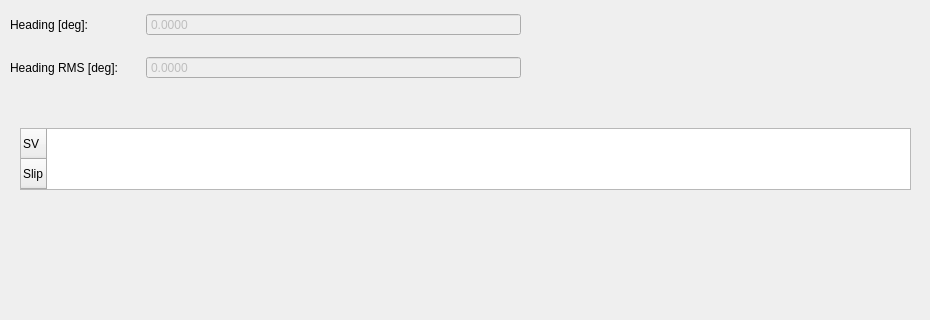
Before: the Qt Designer form src/lib/visualization/GAMSStatusTab.ui in jmaye/libposlv, drawn with Qt 5; both pictures show x 0 to 930 and y 182 to 502 of the 930 by 800 pixel window.
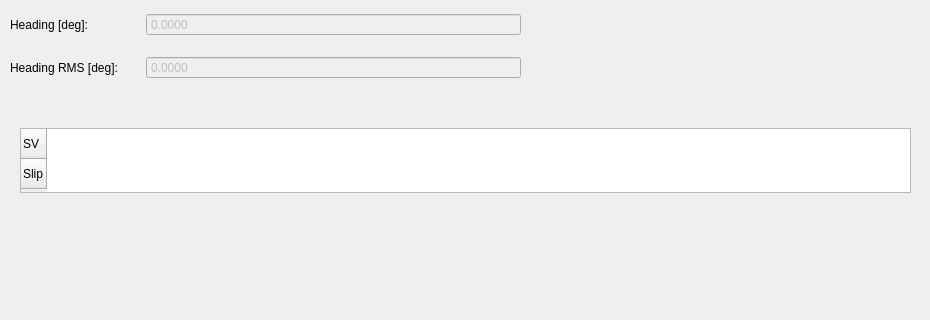
After: the same form once the commit is applied.

```diff
--- a/src/lib/visualization/GAMSStatusTab.ui
+++ b/src/lib/visualization/GAMSStatusTab.ui
@@ -187,7 +187,7 @@
      <x>20</x>
      <y>310</y>
      <width>891</width>
-     <height>62</height>
+     <height>65</height>
     </rect>
    </property>
    <row>
```
